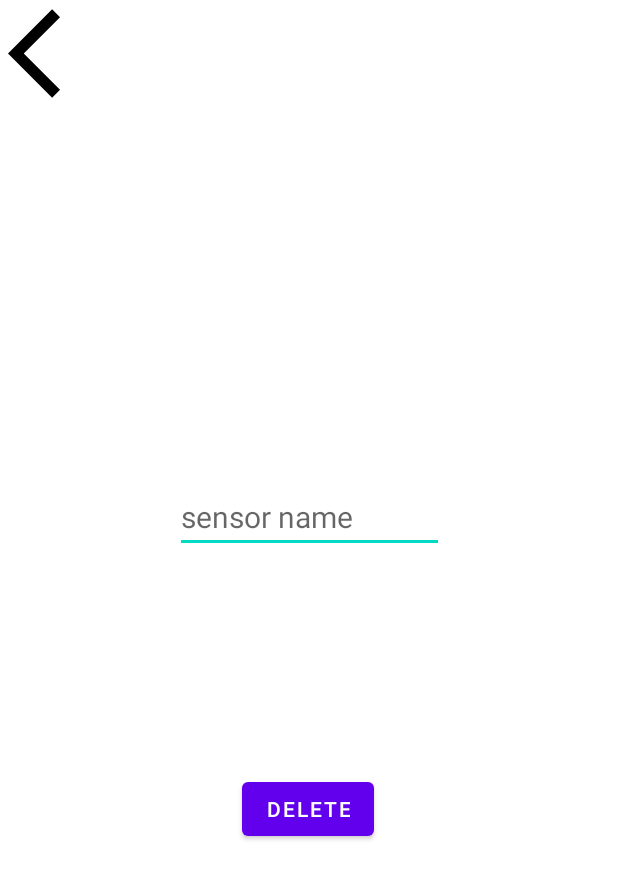
After one commit to chickenkign/baselproject, an Android app: the fragment DeleteSensorFragment shown on its own in the app's theme, on a phone screen of 412 x 824 dp. The commit adds this screen. Shown: the top 879 px of the screen. Run offline under Robolectric (Android 15) with nearby library versions, the phone set to English and light mode, and no system bars; our stand-ins replace Firebase (no records; nobody signed in at launch, a user with empty details on screens opened directly).

Commit message:
Finished my project

```diff
--- /dev/null
+++ b/app/src/main/java/com/example/baselproject/FirebaseStuff/DeleteSensorFragment.java
@@ -0,0 +1,124 @@
+package com.example.baselproject.FirebaseStuff;
+
+import android.os.Bundle;
+
+import androidx.annotation.NonNull;
+import androidx.fragment.app.Fragment;
+import androidx.fragment.app.FragmentTransaction;
+
+import android.view.LayoutInflater;
+import android.view.View;
+import android.view.ViewGroup;
+import android.widget.Button;
+import android.widget.EditText;
+import android.widget.ImageView;
+import android.widget.Toast;
+
+import com.example.baselproject.Navigator.MainListFragment;
+import com.example.baselproject.R;
+import com.example.baselproject.Recycler.RecyclerViewFragment;
+import com.google.android.gms.tasks.OnCompleteListener;
+import com.google.android.gms.tasks.OnFailureListener;
+import com.google.android.gms.tasks.Task;
+import com.google.firebase.auth.FirebaseAuth;
+import com.google.firebase.firestore.FirebaseFirestore;
+
+/**
+ * A simple {@link Fragment} subclass.
+ * Use the {@link DeleteSensorFragment#newInstance} factory method to
+ * create an instance of this fragment.
+ */
+public class DeleteSensorFragment extends Fragment {
+    Button btn ;
+    FirebaseFirestore db;
+    private FirebaseAuth auth ;
+    String loggedemail;
+    ImageView iv ;
+    EditText et ;
+
+    // TODO: Rename parameter arguments, choose names that match
+    // the fragment initialization parameters, e.g. ARG_ITEM_NUMBER
+    private static final String ARG_PARAM1 = "param1";
+    private static final String ARG_PARAM2 = "param2";
+
+    // TODO: Rename and change types of parameters
+    private String mParam1;
+    private String mParam2;
+
+    public DeleteSensorFragment() {
+        // Required empty public constructor
+    }
+
+    /**
+     * Use this factory method to create a new instance of
+     * this fragment using the provided parameters.
+     *
+     * @param param1 Parameter 1.
+     * @param param2 Parameter 2.
+     * @return A new instance of fragment DeleteSensorFragment.
+     */
+    // TODO: Rename and change types and number of parameters
+    public static DeleteSensorFragment newInstance(String param1, String param2) {
+        DeleteSensorFragment fragment = new DeleteSensorFragment();
+        Bundle args = new Bundle();
+        args.putString(ARG_PARAM1, param1);
+        args.putString(ARG_PARAM2, param2);
+        fragment.setArguments(args);
+        return fragment;
+    }
+
+    @Override
+    public void onCreate(Bundle savedInstanceState) {
+        super.onCreate(savedInstanceState);
+        if (getArguments() != null) {
+            mParam1 = getArguments().getString(ARG_PARAM1);
+            mParam2 = getArguments().getString(ARG_PARAM2);
+        }
+    }
+
+    @Override
+    public View onCreateView(LayoutInflater inflater, ViewGroup container,
+                             Bundle savedInstanceState) {
+        // Inflate the layout for this fragment
+        return inflater.inflate(R.layout.fragment_delete_sensor, container, false);
+    }
+
+    @Override
+    public void onStart() {
+        super.onStart();
+        connectcomponents();
+    }
+
+    private void connectcomponents() {
+        btn = getView().findViewById(R.id.BTNDelete);
+        db = FirebaseFirestore.getInstance() ;
+        auth = FirebaseAuth.getInstance() ;
+        loggedemail = auth.getCurrentUser().getEmail() ;
+        et = getView().findViewById(R.id.ETSensorName);
+        iv = getView().findViewById(R.id.IVGoBackRn);
+        iv.setOnClickListener(new View.OnClickListener() {
+            @Override
+            public void onClick(View v) {
+                FragmentTransaction ft = getActivity().getSupportFragmentManager().beginTransaction();
+                ft.replace(R.id.frameLayoutMain, new MainListFragment());
+                ft.commit();
+            }
+        });
+        btn.setOnClickListener(new View.OnClickListener() {
+            @Override
+            public void onClick(View v) {
+                db.collection("users").document(loggedemail).collection("Home").document(et.getText().toString()).delete().addOnCompleteListener(new OnCompleteListener<Void>() {
+                    @Override
+                    public void onComplete(@NonNull Task<Void> task) {
+                        Toast.makeText(getActivity(), "Sensor has been deleted.", Toast.LENGTH_SHORT).show();
+                    }
+                }).addOnFailureListener(new OnFailureListener() {
+                    @Override
+                    public void onFailure(@NonNull Exception e) {
+                        Toast.makeText(getActivity(), "Failed to delete the sensor. ", Toast.LENGTH_SHORT).show();
+                    }
+                });
+            }
+        });
+    }
+}
--- a/app/src/main/java/com/example/baselproject/FirebaseStuff/PrivateHomeStuffFragment.java
+++ b/app/src/main/java/com/example/baselproject/FirebaseStuff/PrivateHomeStuffFragment.java
@@ -136,9 +136,9 @@ public class PrivateHomeStuffFragment extends Fragment {
                 if (path == null)
                     return;
                 HomeStuff homeStuff = new HomeStuff(name.getText().toString() , Description.getText().toString() , path) ;
-                fbs.getFire().collection("users").document(loggedemail).collection("Home").add(homeStuff).addOnCompleteListener(new OnCompleteListener<DocumentReference>() {
+                fbs.getFire().collection("users").document(loggedemail).collection("Home").document(name.getText().toString()).set(homeStuff).addOnCompleteListener(new OnCompleteListener<Void>() {
                     @Override
-                    public void onComplete(@NonNull Task<DocumentReference> task) {
+                    public void onComplete(@NonNull Task<Void> task) {
                         Toast.makeText(getActivity(), "done my friendo", Toast.LENGTH_SHORT).show();
                         FragmentTransaction ft = getActivity().getSupportFragmentManager().beginTransaction();
                         ft.replace(R.id.frameLayoutMain, new AddItemFragment(name.getText().toString()));
--- /dev/null
+++ b/app/src/main/res/layout/fragment_delete_sensor.xml
@@ -0,0 +1,51 @@
+<?xml version="1.0" encoding="utf-8"?>
+<FrameLayout xmlns:android="http://schemas.android.com/apk/res/android"
+    xmlns:app="http://schemas.android.com/apk/res-auto"
+    xmlns:tools="http://schemas.android.com/tools"
+    android:layout_width="match_parent"
+    android:layout_height="match_parent"
+    tools:context=".FirebaseStuff.DeleteSensorFragment">
+
+    <androidx.constraintlayout.widget.ConstraintLayout
+        android:layout_width="match_parent"
+        android:layout_height="match_parent">
+
+        <EditText
+            android:id="@+id/ETSensorName"
+            android:layout_width="179dp"
+            android:layout_height="48dp"
+            android:ems="10"
+            android:hint="sensor name"
+            android:inputType="text"
+            android:textSize="20sp"
+            app:layout_constraintBottom_toBottomOf="parent"
+            app:layout_constraintEnd_toEndOf="parent"
+            app:layout_constraintStart_toStartOf="parent"
+            app:layout_constraintTop_toTopOf="parent"
+            app:layout_constraintVertical_bias="0.413" />
+
+        <Button
+            android:id="@+id/BTNDelete"
+            android:layout_width="wrap_content"
+            android:layout_height="wrap_content"
+            android:text="Delete"
+            app:layout_constraintBottom_toBottomOf="parent"
+            app:layout_constraintEnd_toEndOf="parent"
+            app:layout_constraintHorizontal_bias="0.498"
+            app:layout_constraintStart_toStartOf="parent"
+            app:layout_constraintTop_toTopOf="parent"
+            app:layout_constraintVertical_bias="0.664" />
+
+        <ImageView
+            android:id="@+id/IVGoBackRn"
+            android:layout_width="82dp"
+            android:layout_height="71dp"
+            android:src="@drawable/baseline_arrow_back_ios_24"
+            app:layout_constraintBottom_toBottomOf="parent"
+            app:layout_constraintEnd_toEndOf="parent"
+            app:layout_constraintHorizontal_bias="0.0"
+            app:layout_constraintStart_toStartOf="parent"
+            app:layout_constraintTop_toTopOf="parent"
+            app:layout_constraintVertical_bias="0.0" />
+    </androidx.constraintlayout.widget.ConstraintLayout>
+</FrameLayout>
```
Also changed, not shown: app/src/main/java/com/example/baselproject/FirebaseStuff/ProfileFragment.java (+12 -12 lines), app/src/main/java/com/example/baselproject/FirebaseStuff/RealProfileFragment.java (+20 -2 lines), app/src/main/java/com/example/baselproject/Recycler/ResetFragment.java (+8 -0 lines), app/src/main/res/layout/fragment_real_profile.xml (+26 -0 lines).
